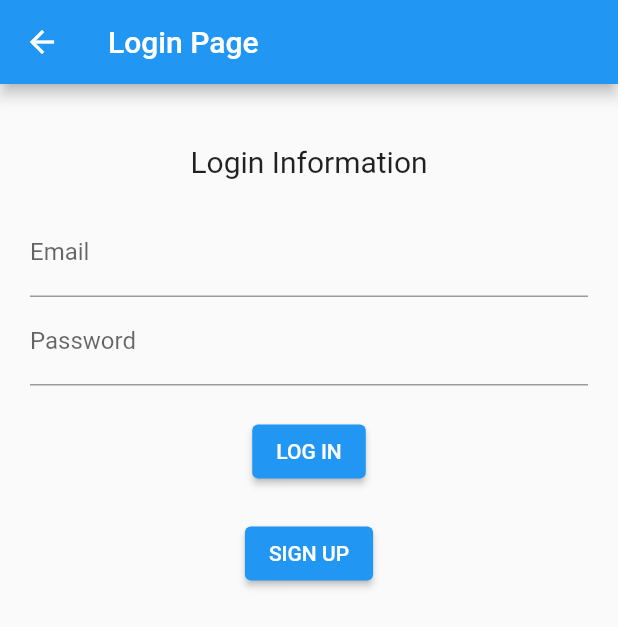
After one commit to meetBOBpatel/TravelAdvisor, a Flutter app: the LoginPage screen opened directly, after a tap on "LOG IN", on a phone screen of 412 x 824 dp. The commit adds this screen. Shown: the top 627 px of the screen. Run offline on Flutter 3.47's test engine with Material 2 defaults, Android fonts, the phone set to English and light mode, and no system bars; our stand-ins replace firebase_auth, firebase_core, vm_service; accounts and stored records are empty; network calls fail.

Commit message:
'LoginSystem75%'

```diff
--- /dev/null
+++ b/lib/AuthService.dart
@@ -0,0 +1,35 @@
+import 'package:firebase_auth/firebase_auth.dart';
+import 'package:provider/provider.dart';
+
+class AuthenticationService {
+  final FirebaseAuth _firebaseAuth;
+  AuthenticationService(this._firebaseAuth);
+
+  // depending on if signed in or signed out, returns user or null
+  Stream<User> get authStateChanges => _firebaseAuth.authStateChanges();
+
+  Future<void> signOut() async {
+    await _firebaseAuth.signOut();
+  }
+
+  // Could add error messages if wrong inputs for fields
+  Future<String> signIn({String email, String password}) async {
+    try {
+      await _firebaseAuth.signInWithEmailAndPassword(
+          email: email, password: password);
+      return "Signed in";
+    } on FirebaseAuthException catch (e) {
+      return e.message;
+    }
+  }
+
+  Future<String> signUp({String email, String password}) async {
+    try {
+      await _firebaseAuth.createUserWithEmailAndPassword(
+          email: email, password: password);
+      return "Signed up";
+    } on FirebaseAuthException catch (e) {
+      return e.message;
+    }
+  }
+}
--- /dev/null
+++ b/lib/LoginPage.dart
@@ -0,0 +1,55 @@
+// import 'dart:html';
+import 'package:travel_advisor/AuthService.dart';
+import 'package:flutter/material.dart';
+import 'package:provider/provider.dart';
+
+class LoginPage extends StatelessWidget {
+  final TextEditingController emailController = TextEditingController();
+  final TextEditingController passwordController = TextEditingController();
+
+  @override
+  Widget build(BuildContext context) {
+    return Scaffold(
+      appBar: AppBar(
+        title: Text("Login Page"),
+      ),
+      body: Container(
+        padding: EdgeInsets.all(20.0),
+        child: Column(children: <Widget>[
+          SizedBox(height: 20.0),
+          Text(
+            'Login Information',
+            style: TextStyle(fontSize: 20),
+          ),
+          SizedBox(height: 20.0),
+          TextField(
+              controller: emailController,
+              decoration: InputDecoration(labelText: "Email")),
+          TextField(
+              obscureText: true,
+              controller: passwordController,
+              decoration: InputDecoration(labelText: "Password")),
+          SizedBox(height: 20.0),
+
+          // Could add error messages if wrong
+          ElevatedButton(
+              child: Text("LOG IN"),
+              onPressed: () {
+                context.read<AuthenticationService>().signIn(
+                    email: emailController.text,
+                    password: passwordController.text.trim());
+              }),
+          SizedBox(height: 20.0),
+          ElevatedButton(
+            child: Text("SIGN UP"),
+            onPressed: () {
+              context.read<AuthenticationService>().signUp(
+                  email: emailController.text,
+                  password: passwordController.text.trim());
+            },
+          ),
+        ]),
+      ),
+    );
+  }
+}
--- a/lib/SettingsPage.dart
+++ b/lib/SettingsPage.dart
@@ -1,4 +1,6 @@
 import 'package:flutter/material.dart';
+import 'package:travel_advisor/AuthService.dart';
+import 'package:provider/provider.dart';
 
 class SettingsPage extends StatefulWidget {
   @override
@@ -13,7 +15,17 @@ class _SettingsPageState extends State<SettingsPage> {
         title: new Text("Settings Page"),
       ),
       body: new Center(
-        child: new Text("This is Settings Page"),
+        child: Column(
+          children: [
+            Text("This is the Settings Page"),
+            ElevatedButton(
+              child: Text('Sign out'),
+              onPressed: () {
+                context.read<AuthenticationService>().signOut();
+              },
+            )
+          ],
+        ),
       ),
     );
   }
--- a/pubspec.yaml
+++ b/pubspec.yaml
@@ -24,6 +24,11 @@ dependencies:
   flutter:
     sdk: flutter
 
+  # Josh's Login dependencies
+  firebase_core: ^0.7.0
+  firebase_auth: ^0.20.0+1
+  provider: ^4.3.3
+  # end Josh's
 
   # The following adds the Cupertino Icons font to your application.
   # Use with the CupertinoIcons class for iOS style icons.
```
Also changed, not shown: lib/HomePage.dart (+15 -17 lines), lib/main.dart (+52 -35 lines), pubspec.lock, 4 other files.
